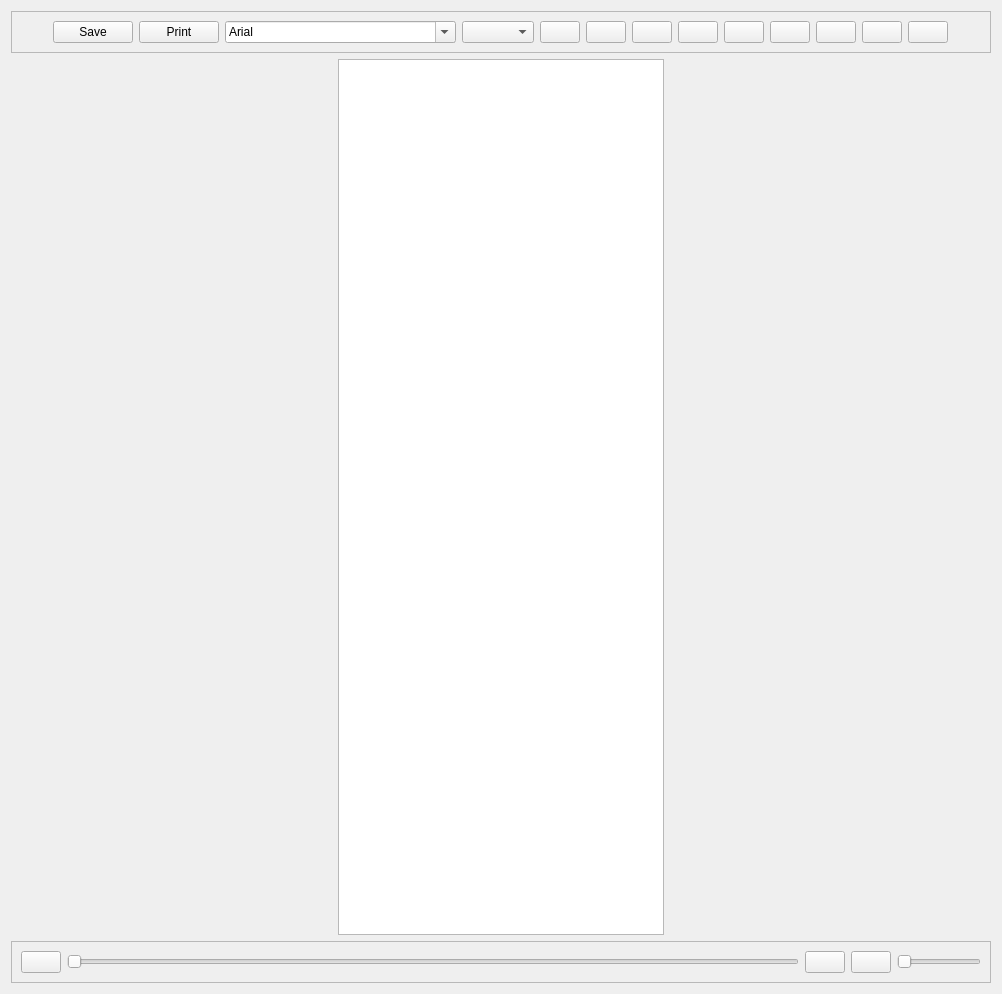
First picture: the form in ui_files/text_editor.ui, repository sanath111/rbhus_clone, before the edit.
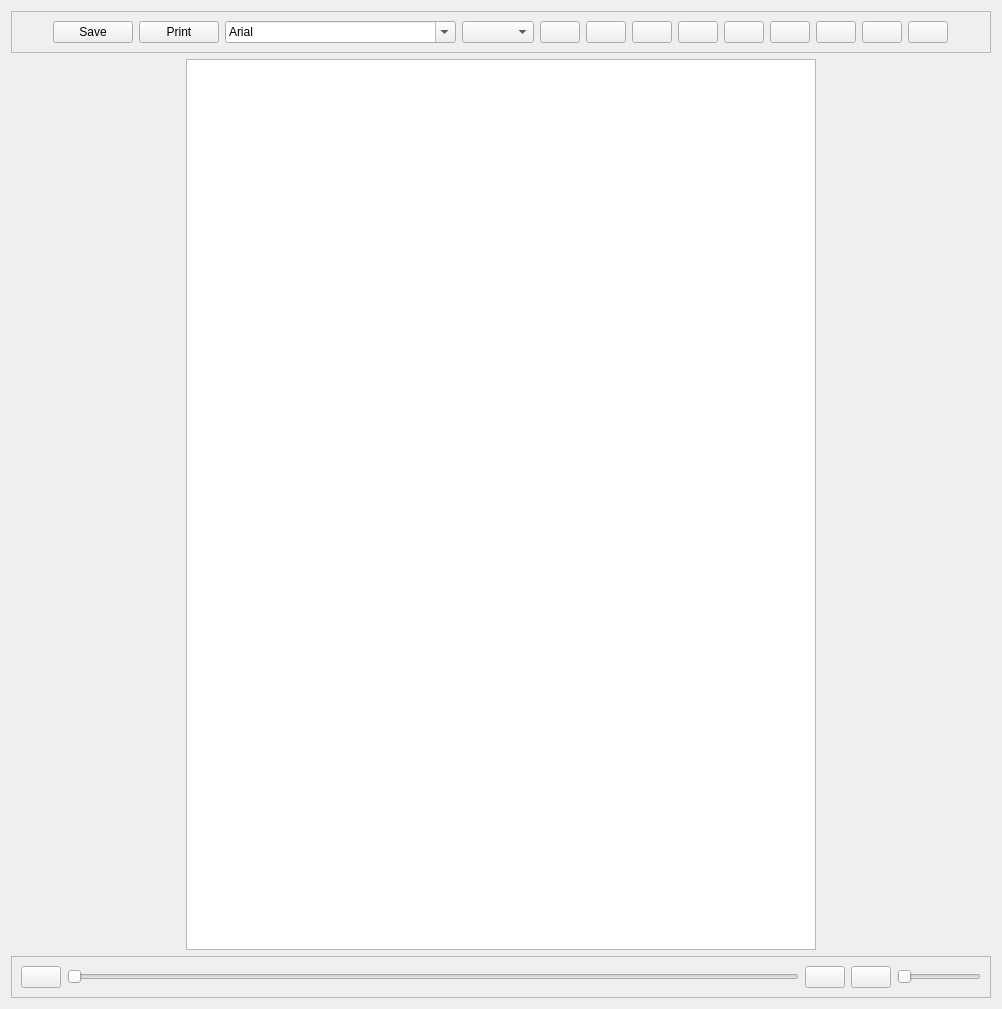
Second picture: the form after the edit.

What changed in the file:
```diff
--- a/ui_files/text_editor.ui
+++ b/ui_files/text_editor.ui
@@ -241,7 +241,14 @@
       </spacer>
      </item>
      <item>
-      <widget class="QTextEdit" name="text_edit"/>
+      <widget class="QTextEdit" name="text_edit">
+       <property name="minimumSize">
+        <size>
+         <width>630</width>
+         <height>891</height>
+        </size>
+       </property>
+      </widget>
      </item>
      <item>
       <spacer name="horizontalSpacer_4">
```
